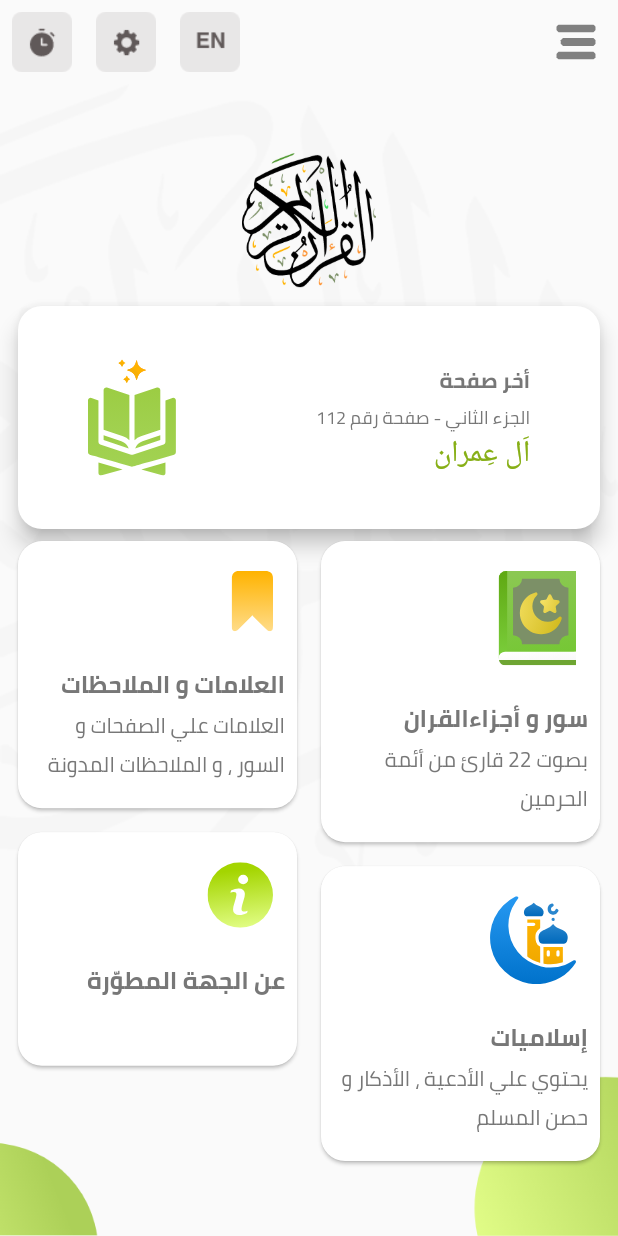
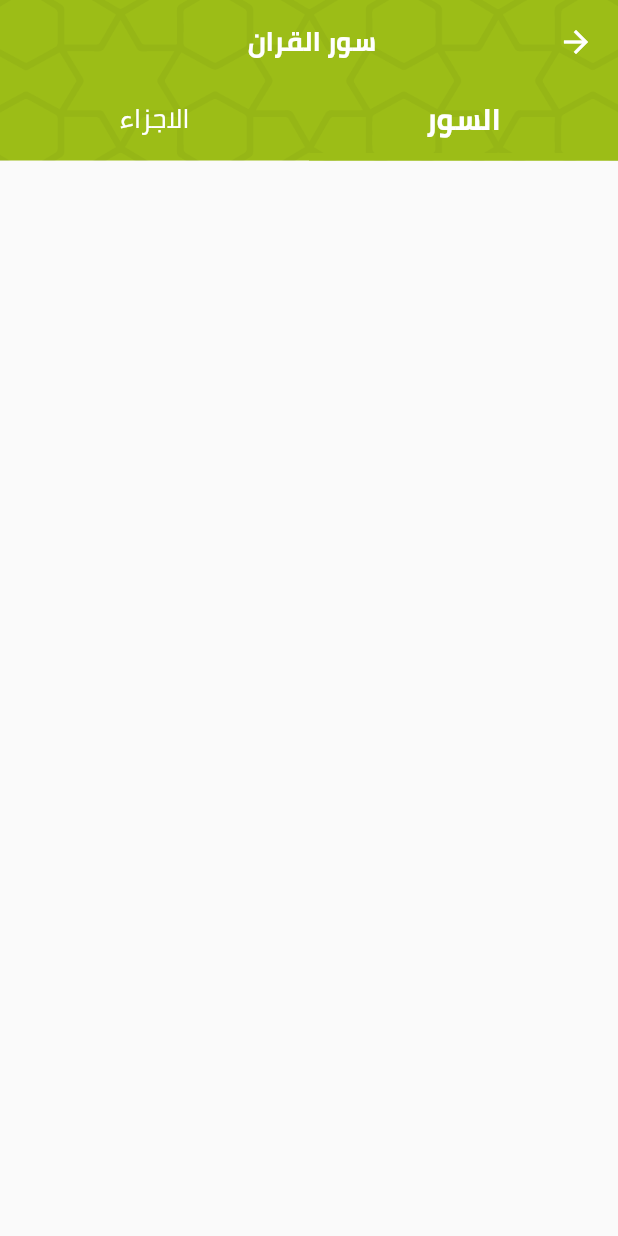
Before and after one commit to m7mdra/quran, a Flutter app: the screen it shows after launch, after a tap on "سور و أجزاءالقران", on a phone screen of 412 x 824 dp. Run offline on Flutter 3.47's test engine with Material 2 defaults, Android fonts, the phone set to English and light mode, and no system bars; our stand-ins replace flutter_svg; Roboto replaces fonts that are missing (Al-QuranAlKareem).

Commit message:
started working on suras page

```diff
--- a/lib/home_page.dart
+++ b/lib/home_page.dart
@@ -1,6 +1,7 @@
 import 'package:flutter/material.dart';
 import 'package:flutter_staggered_grid_view/flutter_staggered_grid_view.dart';
 import 'package:flutter_svg/flutter_svg.dart';
+import 'package:quran/suras_page.dart';
 
 class HomePage extends StatefulWidget {
   @override
@@ -19,7 +20,6 @@ class _HomePageState extends State<HomePage> {
   Stack buildBody(BuildContext context) {
     return Stack(
       children: [
-
         Image.asset(
           'assets/images/main_background.png',
           fit: BoxFit.fitWidth,
@@ -43,19 +43,19 @@ class _HomePageState extends State<HomePage> {
           ),
         ),
         Align(
-          alignment: AlignmentDirectional(0.0,0.0),
+          alignment: AlignmentDirectional(0.0, 0.0),
           child: ListView(
             primary: true,
             shrinkWrap: true,
             children: [
               Align(
-                child: Image.asset('assets/images/logo.png', width: 90, height: 90),
+                child: Image.asset('assets/images/logo.png', width: 90),
                 alignment: AlignmentDirectional(0, -0.9),
               ),
               Container(
                 padding: const EdgeInsets.only(left: 8, right: 8, top: 8),
                 width: MediaQuery.of(context).size.width,
-                height: MediaQuery.of(context).size.width * 0.4,
+                height: MediaQuery.of(context).size.width * 0.35,
                 child: Card(
                   elevation: 6,
                   shape: RoundedRectangleBorder(
@@ -95,20 +95,28 @@ class _HomePageState extends State<HomePage> {
               ),
               StaggeredGridView.countBuilder(
                   primary: false,
-                padding: const EdgeInsets.only(left: 8,right: 8),
+                  padding: const EdgeInsets.only(left: 8, right: 8),
                   shrinkWrap: true,
                   crossAxisSpacing: 8,
                   mainAxisSpacing: 8,
                   itemCount: homeMenuDataList.length,
                   itemBuilder: (BuildContext context, int index) {
                     var item = homeMenuDataList[index];
-                  return HomeMenuItem(item: item);
+                    return HomeMenuItem(
+                      item: item,
+                      onTap: () {
+                        print(index);
+                        if (index == 0) {
+                          Navigator.push(
+                              context,
+                              MaterialPageRoute(
+                                  builder: (context) => SurasPage()));
+                        }
+                      },
+                    );
                   },
                   crossAxisCount: 2,
-                staggeredTileBuilder: (int index) {
-                  return StaggeredTile.fit(1);
-                },
-              )
+                  staggeredTileBuilder: (int index) => StaggeredTile.fit(1))
             ],
           ),
         ),
@@ -147,9 +155,12 @@ class _HomePageState extends State<HomePage> {
 }
 
 class HomeMenuItem extends StatelessWidget {
+  final VoidCallback onTap;
+
   const HomeMenuItem({
     Key key,
     @required this.item,
+    this.onTap,
   }) : super(key: key);
 
   final HomeMenuData item;
@@ -157,41 +168,41 @@ class HomeMenuItem extends StatelessWidget {
   @override
   Widget build(BuildContext context) {
     return Card(
-
         shape: RoundedRectangleBorder(borderRadius: BorderRadius.circular(16)),
         child: InkWell(
           borderRadius: BorderRadius.circular(16),
-          onTap: (){
-
-          },
+          onTap: onTap,
           child: Column(
             crossAxisAlignment: CrossAxisAlignment.start,
             children: [
               Padding(
-                padding: const EdgeInsets.only(left: 16,right: 16,top: 20),
-                child: SvgPicture.asset(item.image),
+                padding: const EdgeInsets.only(left: 16, right: 16, top: 16),
+                child: SvgPicture.asset(
+                  item.image,
+                  fit: BoxFit.none,
+                ),
               ),
               SizedBox(
-                height: 20,
+                height: 10,
               ),
               Padding(
-                padding: const EdgeInsetsDirectional.only(start: 8,end: 8),
+                padding: const EdgeInsetsDirectional.only(start: 8, end: 8),
                 child: Text(item.title,
                     style: TextStyle(
                       fontFamily: 'Cairo',
                       color: Color(0xff777777),
-                      fontSize: 16,
+                      fontSize: 14,
                       fontWeight: FontWeight.w700,
                       fontStyle: FontStyle.normal,
                     )),
               ),
               Padding(
-                padding: const EdgeInsets.only(left: 8,right: 8,bottom: 16),
+                padding: const EdgeInsets.only(left: 8, right: 8, bottom: 16),
                 child: Text(item.subtitle,
                     style: TextStyle(
                       fontFamily: 'Cairo',
                       color: Color(0xff777777),
-                      fontSize: 14,
+                      fontSize: 12,
                       fontWeight: FontWeight.w400,
                       fontStyle: FontStyle.normal,
                     )),
@@ -227,6 +238,4 @@ final homeMenuDataList = [
       image: 'assets/images/islamics.svg',
       title: 'إسلاميات',
       subtitle: 'يحتوي علي الأدعية ، الأذكار و حصن المسلم '),
-
-
 ];
--- a/lib/main.dart
+++ b/lib/main.dart
@@ -1,8 +1,6 @@
 import 'package:flutter/cupertino.dart';
 import 'package:flutter/material.dart';
-import 'package:flutter_svg/flutter_svg.dart';
 import 'package:quran/home_page.dart';
-import 'package:quran/splash_page.dart';
 
 void main() {
   runApp(MyApp());
@@ -39,13 +37,15 @@ class MyApp extends StatelessWidget {
         return Directionality(textDirection: TextDirection.rtl, child: widget);
       },
       title: 'Flutter Demo',
-      darkTheme: ThemeData(),
       theme: ThemeData(
         fontFamily: 'cairo',
         primarySwatch: _swatch,
         primaryColor: Color(_swatchPrimaryValue),
         backgroundColor: Color(0xFFFCFCFC),
-        appBarTheme: AppBarTheme(centerTitle: true, elevation: 0),
+        appBarTheme: AppBarTheme(
+            centerTitle: true,
+            elevation: 0,
+            iconTheme: IconThemeData().copyWith(color: Colors.white)),
         visualDensity: VisualDensity.adaptivePlatformDensity,
       ),
       home: HomePage(),
--- /dev/null
+++ b/lib/suras_page.dart
@@ -0,0 +1,44 @@
+import 'package:flutter/material.dart';
+import 'package:quran/main.dart';
+
+class SurasPage extends StatefulWidget {
+  @override
+  _SurasPageState createState() => _SurasPageState();
+}
+
+class _SurasPageState extends State<SurasPage> with TickerProviderStateMixin {
+  @override
+  Widget build(BuildContext context) {
+    return Scaffold(
+      appBar: IslamicAppBar(
+        title: 'سور القران ',
+        bottom: TabBar(
+indicatorWeight:5,
+          labelColor: Colors.white,
+          unselectedLabelStyle: TextStyle(
+            fontFamily: 'Cairo',
+            color: Color(0xffffffff),
+            fontSize: 18,
+            fontWeight: FontWeight.w400,
+            fontStyle: FontStyle.normal,
+          ),
+          labelStyle: const TextStyle(
+              color: const Color(0xffffffff),
+              fontWeight: FontWeight.w700,
+              fontFamily: "Cairo",
+              fontStyle: FontStyle.normal,
+              fontSize: 20.0),
+          tabs: [
+            Tab(
+              text: 'السور',
+            ),
+            Tab(
+              text: 'الاجزاء',
+            )
+          ],
+          controller: TabController(length: 2, vsync: this),
+        ),
+      ),
+    );
+  }
+}
```
Also changed, not shown: assets/images/about.svg, assets/images/bookmarks.svg, assets/images/quran.svg. Lines whose indentation alone changed are shown as unchanged.
